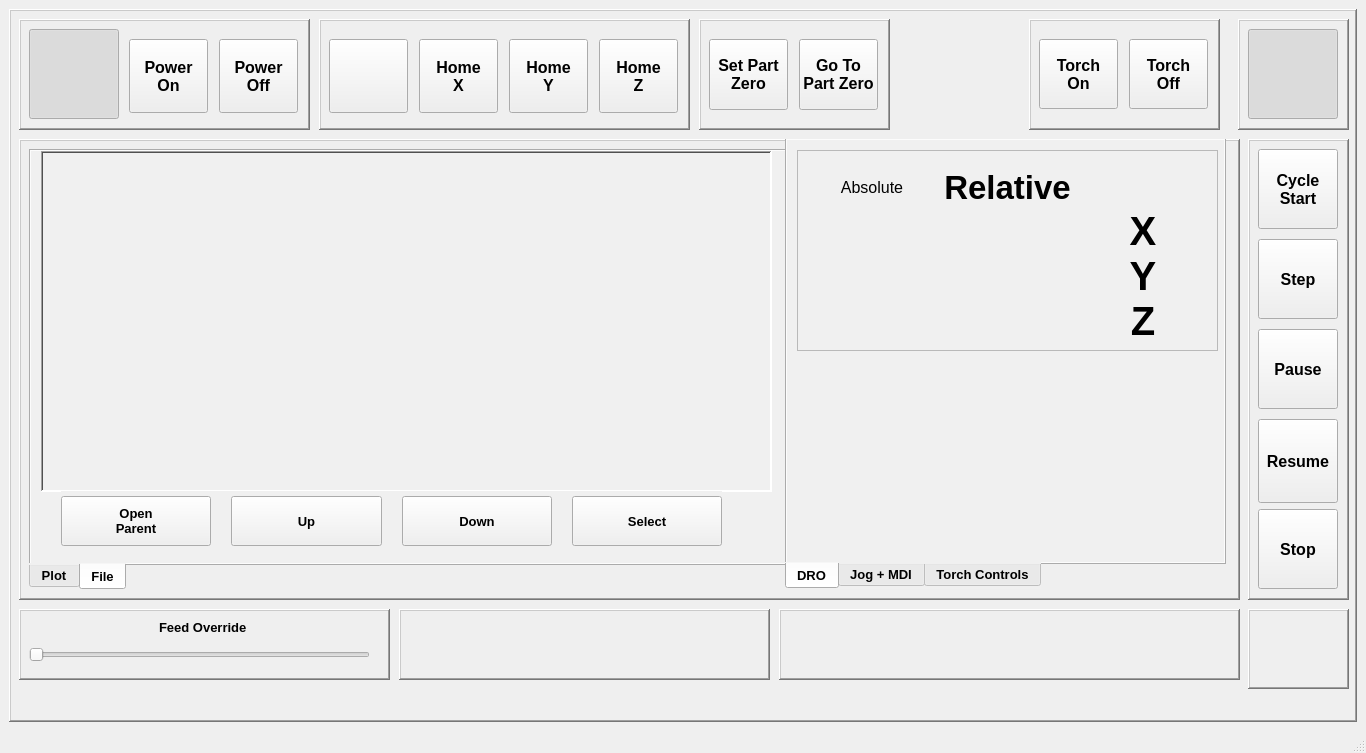
Old version of the form plaz_beta/ui/mainwindow.ui in the repository linden1910/plaz_beta.
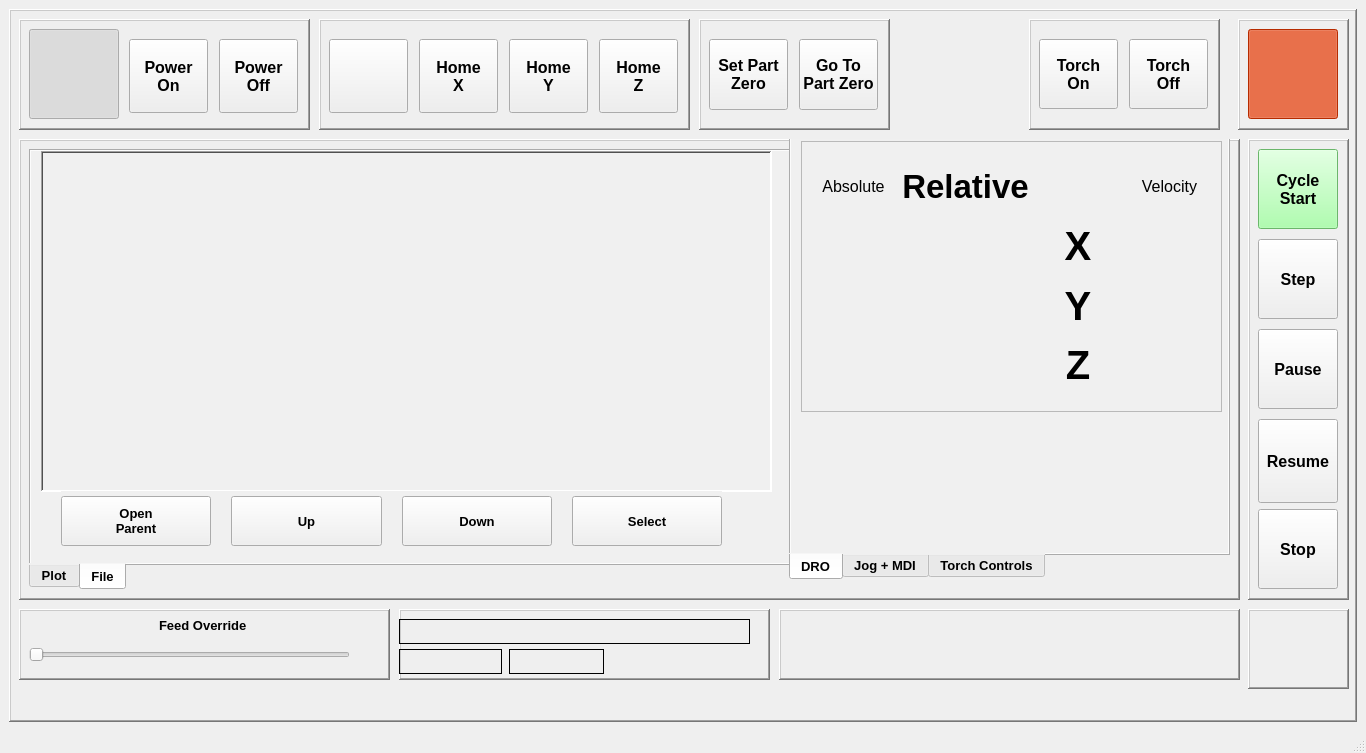
New version of the form. The open tabs and pages were chosen to show the change. Custom widgets are drawn as their Qt base class.

Commit message: status lables

```diff
--- a/plaz_beta/ui/mainwindow.ui
+++ b/plaz_beta/ui/mainwindow.ui
@@ -554,8 +554,8 @@
        <widget class="QTabWidget" name="tabWidget_2">
         <property name="geometry">
          <rect>
-          <x>766</x>
-          <y>-1</y>
+          <x>770</x>
+          <y>-10</y>
           <width>441</width>
           <height>451</height>
          </rect>
@@ -586,7 +586,7 @@
             <x>10</x>
             <y>10</y>
             <width>421</width>
-            <height>201</height>
+            <height>271</height>
            </rect>
           </property>
           <property name="frameShape">
@@ -601,7 +601,7 @@
              <x>10</x>
              <y>19</y>
              <width>401</width>
-             <height>171</height>
+             <height>231</height>
             </rect>
            </property>
            <layout class="QGridLayout" name="gridLayout">
@@ -776,6 +776,60 @@
               <property name="alignment">
                <set>Qt::AlignCenter</set>
               </property>
+              <property name="axis" stdset="0">
+               <enum>DROWidget::Z</enum>
+              </property>
+             </widget>
+            </item>
+            <item row="3" column="3">
+             <widget class="StatusLabel" name="statuslabel_2">
+              <property name="font">
+               <font>
+                <pointsize>12</pointsize>
+               </font>
+              </property>
+              <property name="alignment">
+               <set>Qt::AlignCenter</set>
+              </property>
+             </widget>
+            </item>
+            <item row="4" column="3">
+             <widget class="StatusLabel" name="statuslabel_3">
+              <property name="font">
+               <font>
+                <pointsize>12</pointsize>
+               </font>
+              </property>
+              <property name="alignment">
+               <set>Qt::AlignCenter</set>
+              </property>
+             </widget>
+            </item>
+            <item row="1" column="3">
+             <widget class="QLabel" name="label_11">
+              <property name="font">
+               <font>
+                <pointsize>12</pointsize>
+               </font>
+              </property>
+              <property name="text">
+               <string>Velocity</string>
+              </property>
+              <property name="alignment">
+               <set>Qt::AlignCenter</set>
+              </property>
+             </widget>
+            </item>
+            <item row="2" column="3">
+             <widget class="StatusLabel" name="statuslabel_6">
+              <property name="font">
+               <font>
+                <pointsize>12</pointsize>
+               </font>
+              </property>
+              <property name="alignment">
+               <set>Qt::AlignCenter</set>
+              </property>
              </widget>
             </item>
            </layout>
@@ -1248,6 +1302,10 @@
           <bold>true</bold>
          </font>
         </property>
+        <property name="styleSheet">
+         <string notr="true">background-color: rgb(150, 255, 150);
+selection-background-color: rgb(255, 85, 0);</string>
+        </property>
         <property name="text">
          <string>Cycle
 Start</string>
@@ -1555,6 +1613,9 @@
           <bold>true</bold>
          </font>
         </property>
+        <property name="styleSheet">
+         <string notr="true">background-color: rgb(255, 60, 0)</string>
+        </property>
         <property name="checkable">
          <bool>true</bool>
         </property>
@@ -1658,9 +1719,9 @@
         <property name="geometry">
          <rect>
           <x>140</x>
-          <y>10</y>
+          <y>6</y>
           <width>101</width>
-          <height>17</height>
+          <height>21</height>
          </rect>
         </property>
         <property name="font">
@@ -1679,10 +1740,13 @@
          <rect>
           <x>10</x>
           <y>30</y>
-          <width>341</width>
+          <width>321</width>
           <height>31</height>
          </rect>
         </property>
+        <property name="maximum">
+         <number>200</number>
+        </property>
         <property name="orientation">
          <enum>Qt::Horizontal</enum>
         </property>
@@ -1706,6 +1770,69 @@
        <property name="frameShadow">
         <enum>QFrame::Raised</enum>
        </property>
+       <widget class="StatusLabel" name="statuslabel_5">
+        <property name="geometry">
+         <rect>
+          <x>0</x>
+          <y>10</y>
+          <width>351</width>
+          <height>25</height>
+         </rect>
+        </property>
+        <property name="font">
+         <font>
+          <family>DejaVu Sans</family>
+          <pointsize>14</pointsize>
+          <weight>50</weight>
+          <italic>false</italic>
+          <bold>false</bold>
+         </font>
+        </property>
+        <property name="frameShape">
+         <enum>QFrame::Box</enum>
+        </property>
+        <property name="rules" stdset="0">
+         <string>[{&quot;channels&quot;: [{&quot;url&quot;: &quot;status:file&quot;, &quot;trigger&quot;: true}], &quot;property&quot;: &quot;Text&quot;, &quot;expression&quot;: &quot;'Loaded File &gt; ' + ch[0].split('/')[-1] if ch[0] else 'No File Loaded'&quot;, &quot;name&quot;: &quot;Current File&quot;}]</string>
+        </property>
+       </widget>
+       <widget class="StatusLabel" name="statuslabel_24">
+        <property name="geometry">
+         <rect>
+          <x>0</x>
+          <y>40</y>
+          <width>103</width>
+          <height>25</height>
+         </rect>
+        </property>
+        <property name="frameShape">
+         <enum>QFrame::Box</enum>
+        </property>
+        <property name="alignment">
+         <set>Qt::AlignCenter</set>
+        </property>
+        <property name="rules" stdset="0">
+         <string>[{&quot;channels&quot;: [{&quot;url&quot;: &quot;status:task_mode?string&quot;, &quot;trigger&quot;: true}], &quot;property&quot;: &quot;Text&quot;, &quot;expression&quot;: &quot;ch[0]&quot;, &quot;name&quot;: &quot;Mode&quot;}]</string>
+        </property>
+       </widget>
+       <widget class="StatusLabel" name="statuslabel_18">
+        <property name="geometry">
+         <rect>
+          <x>110</x>
+          <y>40</y>
+          <width>95</width>
+          <height>25</height>
+         </rect>
+        </property>
+        <property name="frameShape">
+         <enum>QFrame::Box</enum>
+        </property>
+        <property name="alignment">
+         <set>Qt::AlignCenter</set>
+        </property>
+        <property name="rules" stdset="0">
+         <string>[{&quot;channels&quot;: [{&quot;url&quot;: &quot;status:tool_in_spindle&quot;, &quot;trigger&quot;: true}], &quot;property&quot;: &quot;Text&quot;, &quot;expression&quot;: &quot;'Tool {}'.format(ch[0])&quot;, &quot;name&quot;: &quot;Tool in Spindle&quot;}]</string>
+        </property>
+       </widget>
       </widget>
       <widget class="QFrame" name="frame_11">
        <property name="geometry">
@@ -1778,12 +1905,6 @@
   </action>
  </widget>
  <customwidgets>
-  <customwidget>
-   <class>GcodeBackplot</class>
-   <extends>QWidget</extends>
-   <header>qtpyvcp.widgets.display_widgets.gcode_backplot.gcode_backplot</header>
-   <container>1</container>
-  </customwidget>
   <customwidget>
    <class>DialogButton</class>
    <extends>QPushButton</extends>
@@ -1794,11 +1915,6 @@
    <extends>QTableView</extends>
    <header>qtpyvcp.widgets.input_widgets.file_system</header>
   </customwidget>
-  <customwidget>
-   <class>MDIButton</class>
-   <extends>QPushButton</extends>
-   <header>qtpyvcp.widgets.button_widgets.mdi_button</header>
-  </customwidget>
   <customwidget>
    <class>MDIEntry</class>
    <extends>QLineEdit</extends>
@@ -1809,17 +1925,39 @@
    <extends>QSlider</extends>
    <header>qtpyvcp.widgets.input_widgets.action_slider</header>
   </customwidget>
-  <customwidget>
-   <class>ActionButton</class>
-   <extends>QPushButton</extends>
-   <header>qtpyvcp.widgets.button_widgets.action_button</header>
-   <container>1</container>
-  </customwidget>
   <customwidget>
    <class>DROWidget</class>
    <extends>QLabel</extends>
    <header>qtpyvcp.widgets.display_widgets.dro_widget</header>
   </customwidget>
+  <customwidget>
+   <class>StatusLabel</class>
+   <extends>QLabel</extends>
+   <header>qtpyvcp.widgets.display_widgets.status_label</header>
+  </customwidget>
+  <customwidget>
+   <class>MDIButton</class>
+   <extends>QPushButton</extends>
+   <header>qtpyvcp.widgets.button_widgets.mdi_button</header>
+  </customwidget>
+  <customwidget>
+   <class>GcodeBackplot</class>
+   <extends>QWidget</extends>
+   <header>qtpyvcp.widgets.display_widgets.gcode_backplot.gcode_backplot</header>
+   <container>1</container>
+  </customwidget>
+  <customwidget>
+   <class>GcodeEditor</class>
+   <extends>QFrame</extends>
+   <header>qtpyvcp.widgets.input_widgets.gcode_editor</header>
+   <container>1</container>
+  </customwidget>
+  <customwidget>
+   <class>ActionButton</class>
+   <extends>QPushButton</extends>
+   <header>qtpyvcp.widgets.button_widgets.action_button</header>
+   <container>1</container>
+  </customwidget>
  </customwidgets>
  <resources/>
  <connections>
```
Left out of the diff: 90 changed lines with no effect on the pictures. The commit also changes 7 other files.
